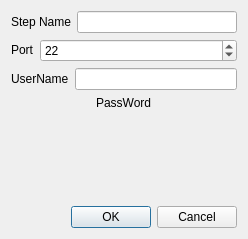
This is src/onestepwindow/onestepwindow.ui in QQxiaoming/quardCRT as Qt 5 draws it before an edit. The edited form follows.
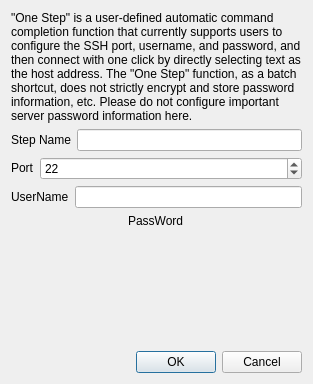
This is the edited form.

Commit message: src:Fix One step initialization issue

Diff of the .ui file:
```diff
--- a/src/onestepwindow/onestepwindow.ui
+++ b/src/onestepwindow/onestepwindow.ui
@@ -6,14 +6,24 @@
    <rect>
     <x>0</x>
     <y>0</y>
-    <width>248</width>
-    <height>239</height>
+    <width>313</width>
+    <height>384</height>
    </rect>
   </property>
   <property name="windowTitle">
    <string>One Step</string>
   </property>
   <layout class="QVBoxLayout" name="verticalLayout">
+   <item>
+    <widget class="QLabel" name="label_5">
+     <property name="text">
+      <string>&quot;One Step&quot; is a user-defined automatic command completion function that currently supports users to configure the SSH port, username, and password, and then connect with one click by directly selecting text as the host address. The &quot;One Step&quot; function, as a batch shortcut, does not strictly encrypt and store password information, etc. Please do not configure important server password information here.</string>
+     </property>
+     <property name="wordWrap">
+      <bool>true</bool>
+     </property>
+    </widget>
+   </item>
    <item>
       <layout class="QHBoxLayout" name="horizontalLayout_2">
        <item>
```
Lines whose indentation alone changed are shown as unchanged. The commit also changes 19 other files.
